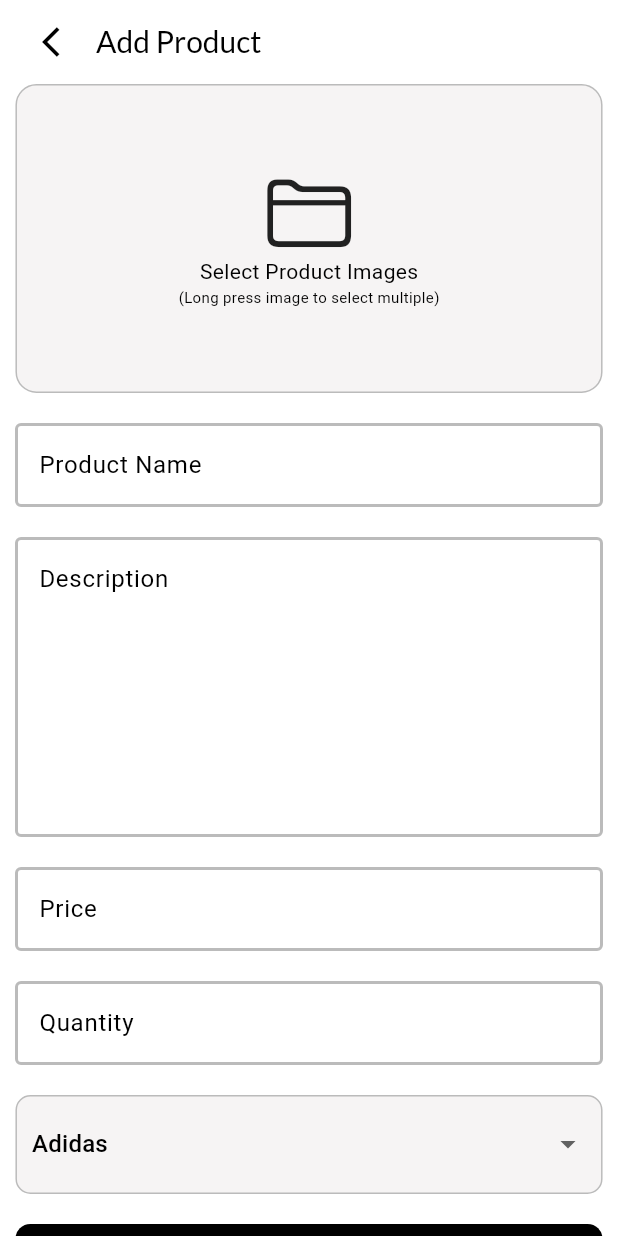
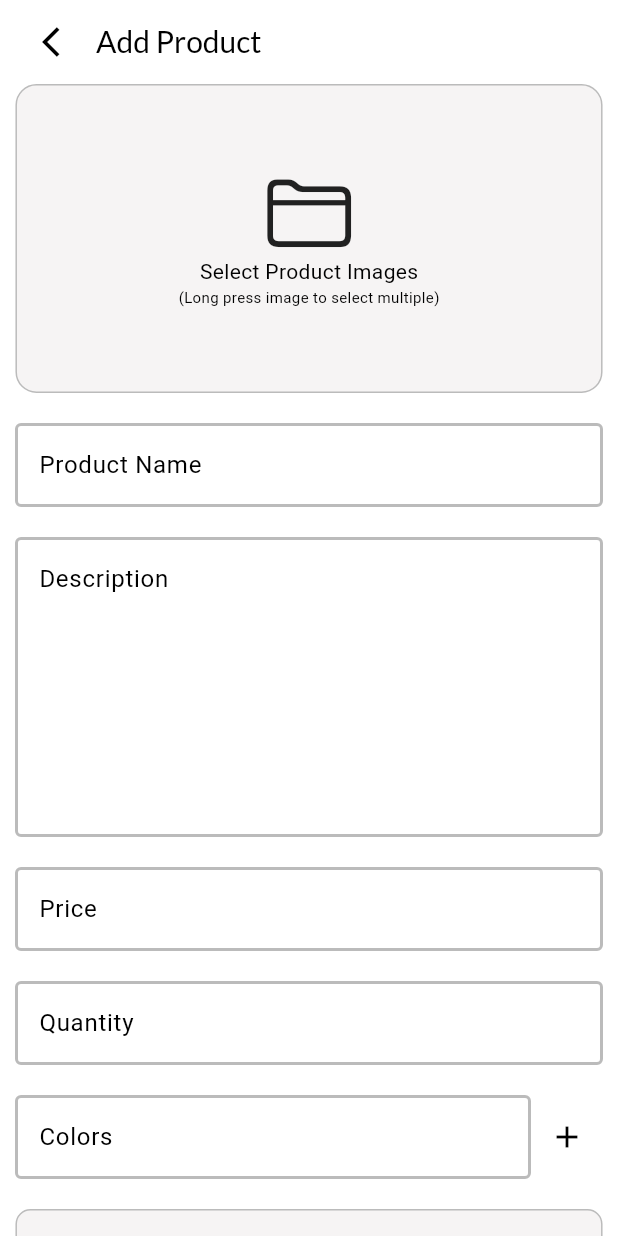
Before and after one commit to anees-dahot/shoper, a Flutter app: the AddProduct screen opened by its route, on a phone screen of 412 x 824 dp. Run offline on Flutter 3.47's test engine with Material 3 defaults, Android fonts, the light colour scheme and no system bars; our stand-ins replace badges, carousel_slider, flutter_rating_bar, fluttertoast, font_awesome_flutter, get and 3 more; missing offline and left inert: cloudinary_public; accounts and stored records are empty; network calls fail.

Commit message:
Color picker for products

```diff
--- a/lib/features/admin/screens/add_product.dart
+++ b/lib/features/admin/screens/add_product.dart
@@ -1,10 +1,12 @@
 import 'dart:io';
 
 import 'package:flutter/material.dart';
+import 'package:flutter/widgets.dart';
 import 'package:google_fonts/google_fonts.dart';
 import 'package:shoper/constants/utils.dart';
 import 'package:shoper/features/admin/services/admin_service.dart';
 import 'package:shoper/features/admin/widgets/categories_dropdown.dart';
+import 'package:shoper/features/admin/widgets/color_picker.dart';
 import 'package:shoper/features/admin/widgets/product_image_slider.dart';
 import 'package:shoper/widgets/custom_button.dart';
 import '../../../widgets/custom_textfield.dart';
@@ -26,9 +28,11 @@ class _AddProductState extends State<AddProduct> {
   final TextEditingController productPriceController = TextEditingController();
 
   final productDetailsForm = GlobalKey<FormState>();
+  List<String> colors = [];
 
   final TextEditingController productQuantityController =
       TextEditingController();
+  final TextEditingController colorsController = TextEditingController();
 
   List<File> images = [];
   String selectedValue = 'Adidas';
@@ -136,6 +140,8 @@ class _AddProductState extends State<AddProduct> {
                     const SizedBox(
                       height: 20,
                     ),
+                    ColorPicker(
+                        colorsController: colorsController, colors: colors),
                     MyDropdown(
                       width: width * 0.95,
                       height: height * 0.08,
--- a/lib/features/admin/services/admin_service.dart
+++ b/lib/features/admin/services/admin_service.dart
@@ -14,7 +14,7 @@ import 'package:shoper/provider/user_controller.dart';
 import 'package:shoper/splash_screen.dart';
 
 class AdminService {
-  final baseUrl = 'http://192.168.8.104:3000';
+  final baseUrl = 'http://192.168.8.103:3000';
 
   void sellProduct(
       {required BuildContext context,
--- /dev/null
+++ b/lib/features/admin/widgets/color_picker.dart
@@ -0,0 +1,67 @@
+import 'package:flutter/material.dart';
+
+import '../../../widgets/custom_textfield.dart';
+
+class ColorPicker extends StatefulWidget {
+  const ColorPicker(
+      {super.key, required this.colorsController, required this.colors});
+
+  final TextEditingController colorsController;
+  final List<String> colors;
+
+  @override
+  State<ColorPicker> createState() => _ColorPickerState();
+}
+
+class _ColorPickerState extends State<ColorPicker> {
+  @override
+  Widget build(BuildContext context) {
+    return Column(
+      children: [
+        Padding(
+            padding: const EdgeInsets.symmetric(horizontal: 10.0),
+            child: Row(
+              children: [
+                Expanded(
+                  child: CustomTextField(
+                    controller: widget.colorsController,
+                    hintText: 'Colors',
+                  ),
+                ),
+                IconButton(
+                    onPressed: () {
+                      setState(() {
+                        widget.colors.add(widget.colorsController.text);
+                      });
+                    },
+                    icon: const Icon(Icons.add))
+              ],
+            )),
+        const SizedBox(
+          height: 20,
+        ),
+        widget.colors.isEmpty
+            ? const SizedBox()
+            : SizedBox(
+                height: 40,
+                width: double.maxFinite,
+                child: ListView.builder(
+                  scrollDirection: Axis.horizontal,
+                  itemCount: widget.colors.length,
+                  itemBuilder: (context, index) {
+                    return Container(
+                      margin: const EdgeInsets.symmetric(horizontal: 10),
+                      width: 40,
+                      height: 40,
+                      decoration: BoxDecoration(
+                          color:
+                              Color(int.parse('0xff${widget.colors[index]}')),
+                          borderRadius: BorderRadius.circular(100)),
+                    );
+                  },
+                ),
+              ),
+      ],
+    );
+  }
+}
--- a/lib/features/auth/services/auth_service.dart
+++ b/lib/features/auth/services/auth_service.dart
@@ -12,7 +12,7 @@ import '../../../provider/user_controller.dart';
 import '../../../splash_screen.dart';
 
 class AuthService {
-  final baseUrl = 'http://192.168.8.104:3000';
+  final baseUrl = 'http://192.168.8.103:3000';
   // sign up user
   void signUpUser({
     required BuildContext context,
--- a/lib/features/category/services/category_service.dart
+++ b/lib/features/category/services/category_service.dart
@@ -10,7 +10,7 @@ import 'package:http/http.dart' as http;
 
 class CategoryService{
 
-final baseUrl = 'http://192.168.8.104:3000';
+final baseUrl = 'http://192.168.8.103:3000';
 
   Future<List<ProductModel>> getCategoryPorducts(
       String category, BuildContext context) async {
--- a/lib/features/product detail/services/product_service.dart
+++ b/lib/features/product detail/services/product_service.dart
@@ -8,7 +8,7 @@ import 'package:shoper/model/reviews.dart';
 import '../../../provider/user_controller.dart';
 
 class ProductSerivce {
-  final baseUrl = 'http://192.168.8.104:3000';
+  final baseUrl = 'http://192.168.8.103:3000';
 
   Future<void> postReview(
       {required BuildContext context,
--- a/lib/features/search/services/search_service.dart
+++ b/lib/features/search/services/search_service.dart
@@ -10,7 +10,7 @@ import '../../../constants/flutter_toast.dart';
 
 class SearchService {
 
-final baseUrl = 'http://192.168.8.104:3000';
+final baseUrl = 'http://192.168.8.103:3000';
 
 
   Future<List<ProductModel>> getSearchProducts(
--- a/pubspec.yaml
+++ b/pubspec.yaml
@@ -47,7 +47,6 @@ dependencies:
   fluttertoast: ^8.2.5
   image_picker: ^1.1.0
   cloudinary_public: ^0.23.1
-  rate_in_stars: ^0.0.3
   flutter_rating_bar: ^4.0.1
 
 
```
Also changed, not shown: lib/features/product detail/screen/product_detail.dart (+8 -2 lines), pubspec.lock.
